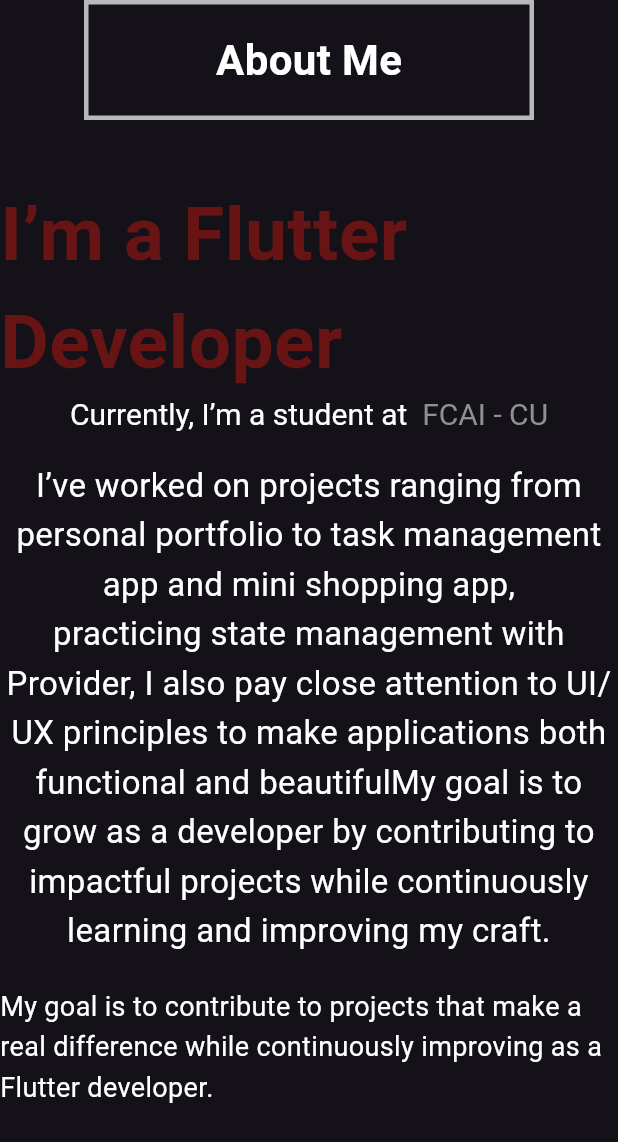
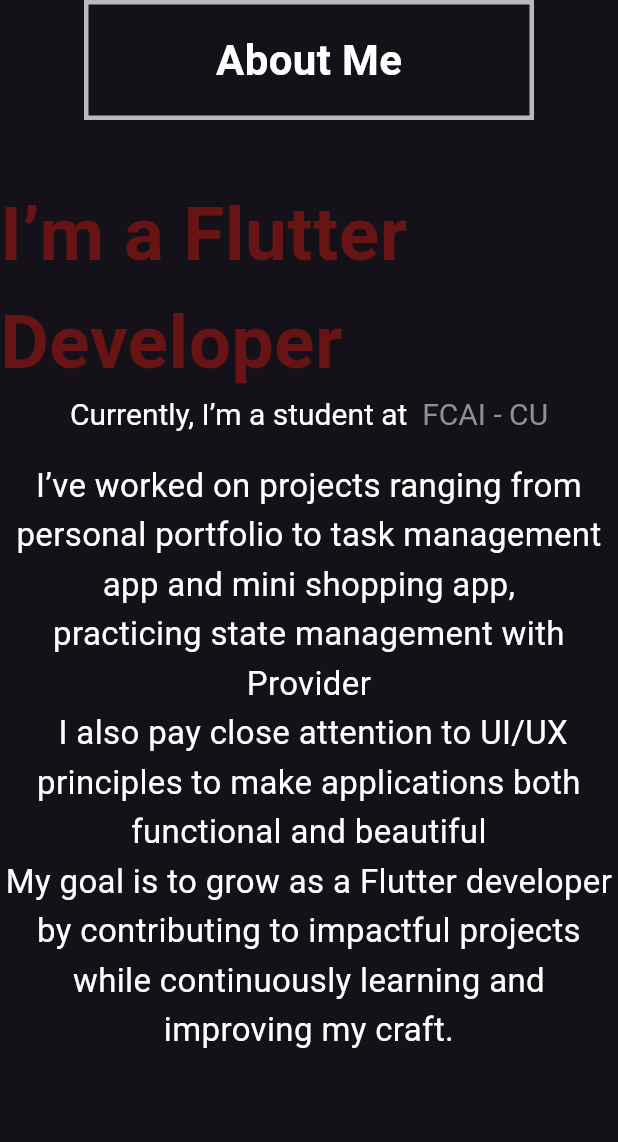
Before and after one commit to klarasameh1/Portfolio, a Flutter app: the AboutPage widget shown alone on an empty page, opened directly, on a phone screen of 412 x 824 dp. Shown: the top 1142 px of the screen. Run offline on Flutter 3.47's test engine with Material 3 defaults, Android fonts, the phone set to English and light mode, and no system bars; our stand-ins replace font_awesome_flutter.

Commit message:
edit in about text

```diff
--- a/lib/pages/About/aboutPage.dart
+++ b/lib/pages/About/aboutPage.dart
@@ -42,26 +42,15 @@ class AboutPage extends StatelessWidget {
             const Text(
               textAlign: TextAlign.center,
               "I’ve worked on projects ranging from personal portfolio to task management app and mini shopping app, "
-                  "\npracticing state management with Provider, I also pay close attention to UI/UX principles to make applications both functional and beautiful"
-                  'My goal is to grow as a developer by contributing to impactful projects while continuously learning and improving my craft.',
+                  "\npracticing state management with Provider\n I also pay close attention to UI/UX principles to make applications both functional and beautiful"
+                  '\nMy goal is to grow as a Flutter developer by contributing to impactful projects while continuously learning and improving my craft.',
               style: TextStyle(
                 fontSize: 22,
                 color: Colors.white,
                 height: 1.5,
               ),
             ),
-            const SizedBox(height: 20),
 
-            // Goal
-            const Text(
-              "My goal is to contribute to projects that make a real difference "
-                  "while continuously improving as a Flutter developer.",
-              style: TextStyle(
-                fontSize: 18,
-                color: Colors.white,
-                height: 1.5,
-              ),
-            ),
           ],
       ),
     );
```
